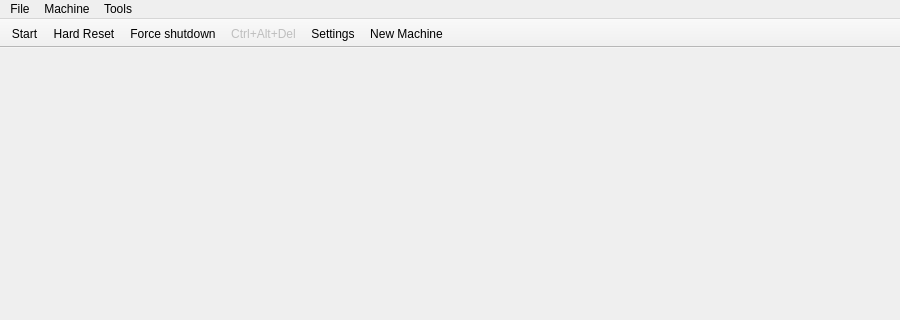
This is src/qt/qt_vmmanager_mainwindow.ui in 86Box/86Box as Qt 5 draws it before an edit; both pictures show x 0 to 900 and y 0 to 320 of the 900 by 600 pixel window. The edited form follows.
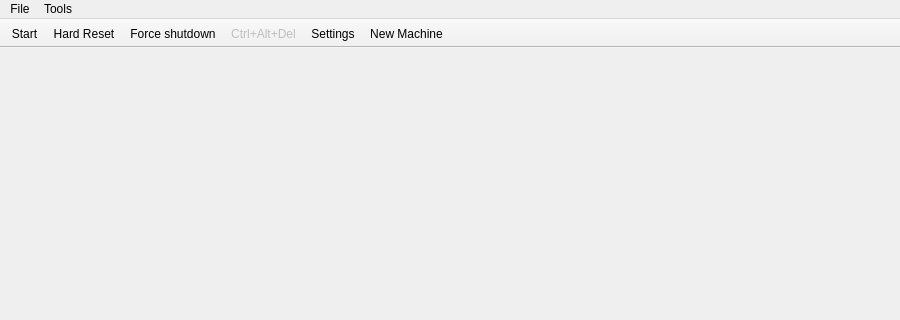
This is the edited form. Icons and pictures are not drawn.

Commit message: Remove the Machine menu (broken), also make sure buttons are not improperly enabled (#4)

The edit to the form file:
```diff
--- a/src/qt/qt_vmmanager_mainwindow.ui
+++ b/src/qt/qt_vmmanager_mainwindow.ui
@@ -20,7 +20,7 @@
      <x>0</x>
      <y>0</y>
      <width>900</width>
-     <height>24</height>
+     <height>21</height>
     </rect>
    </property>
    <widget class="QMenu" name="menuTools">
@@ -30,17 +30,6 @@
     <addaction name="actionPreferences"/>
     <addaction name="actionCheck_for_updates"/>
    </widget>
-   <widget class="QMenu" name="menuMachine">
-    <property name="title">
-     <string>Machine</string>
-    </property>
-    <addaction name="actionStartPause"/>
-    <addaction name="actionForce_Shutdown"/>
-    <addaction name="actionHard_Reset"/>
-    <addaction name="actionCtrl_Alt_Del"/>
-    <addaction name="separator"/>
-    <addaction name="actionSettings"/>
-   </widget>
    <widget class="QMenu" name="menuFile">
     <property name="title">
      <string>File</string>
@@ -48,7 +37,6 @@
     <addaction name="actionNew_Machine"/>
    </widget>
    <addaction name="menuFile"/>
-   <addaction name="menuMachine"/>
    <addaction name="menuTools"/>
   </widget>
   <widget class="QStatusBar" name="statusbar"/>
```
Left out of the diff: 6 changed lines with no effect on the pictures. The commit also changes 2 other files.
